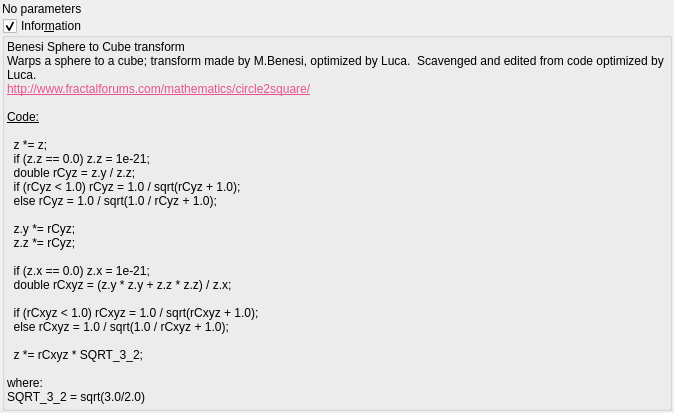
Old version of the form mandelbulber2/qt_data/fractal_transf_benesi_sphere_cube.ui in the repository buddhi1980/mandelbulber2.
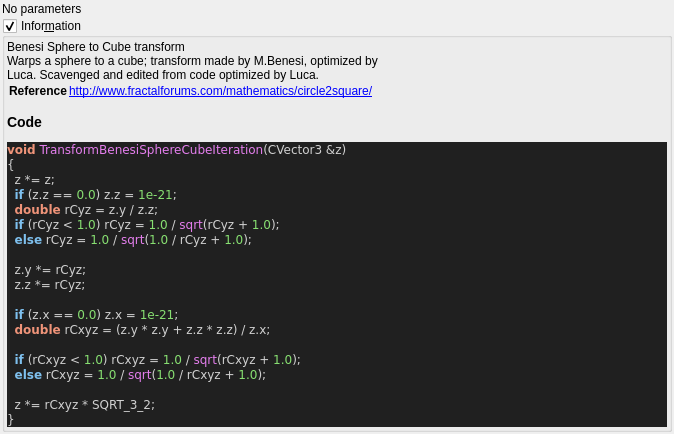
New version of the form. Custom widgets are drawn as their Qt base class.

Commit message:
added all transforms information boxes
now all formulas can be parsed.

@buddhi do you got a reference for Xenodreambuie formula?

Diff of the .ui file:
```diff
--- a/mandelbulber2/qt_data/fractal_transf_benesi_sphere_cube.ui
+++ b/mandelbulber2/qt_data/fractal_transf_benesi_sphere_cube.ui
@@ -69,36 +69,41 @@
       <item>
        <widget class="QLabel" name="label_4">
         <property name="text">
-         <string>&lt;!DOCTYPE HTML PUBLIC &quot;-//W3C//DTD HTML 4.0//EN&quot; &quot;http://www.w3.org/TR/REC-html40/strict.dtd&quot;&gt;
-&lt;html&gt;&lt;head&gt;&lt;meta name=&quot;qrichtext&quot; content=&quot;1&quot; /&gt;&lt;style type=&quot;text/css&quot;&gt;
-p, li { white-space: pre-wrap; }
-&lt;/style&gt;&lt;/head&gt;&lt;body&gt;
-&lt;p style=&quot; margin-top:0px; margin-bottom:0px; margin-left:0px; margin-right:0px; -qt-block-indent:0; text-indent:0px;&quot;&gt;Benesi Sphere to Cube transform&lt;/p&gt;
-&lt;p style=&quot; margin-top:0px; margin-bottom:0px; margin-left:0px; margin-right:0px; -qt-block-indent:0; text-indent:0px;&quot;&gt;Warps a sphere to a cube; transform made by M.Benesi, optimized by Luca.  Scavenged and edited from code optimized by Luca.&lt;/p&gt;
-&lt;p style=&quot; margin-top:0px; margin-bottom:0px; margin-left:0px; margin-right:0px; -qt-block-indent:0; text-indent:0px;&quot;&gt;&lt;a href=&quot;http://www.fractalforums.com/mathematics/circle2square/&quot;&gt;&lt;span style=&quot; text-decoration: underline; color:#e85290;&quot;&gt;http://www.fractalforums.com/mathematics/circle2square/&lt;/span&gt;&lt;/a&gt;&lt;/p&gt;
-&lt;p style=&quot;-qt-paragraph-type:empty; margin-top:0px; margin-bottom:0px; margin-left:0px; margin-right:0px; -qt-block-indent:0; text-indent:0px;&quot;&gt;&lt;br /&gt;&lt;/p&gt;
-&lt;p style=&quot; margin-top:0px; margin-bottom:0px; margin-left:0px; margin-right:0px; -qt-block-indent:0; text-indent:0px;&quot;&gt;&lt;span style=&quot; text-decoration: underline;&quot;&gt;Code:&lt;/span&gt;&lt;/p&gt;
-&lt;p style=&quot;-qt-paragraph-type:empty; margin-top:0px; margin-bottom:0px; margin-left:0px; margin-right:0px; -qt-block-indent:0; text-indent:0px; text-decoration: underline;&quot;&gt;&lt;br /&gt;&lt;/p&gt;
-&lt;p style=&quot; margin-top:0px; margin-bottom:0px; margin-left:0px; margin-right:0px; -qt-block-indent:0; text-indent:0px;&quot;&gt;  z *= z;&lt;/p&gt;
-&lt;p style=&quot; margin-top:0px; margin-bottom:0px; margin-left:0px; margin-right:0px; -qt-block-indent:0; text-indent:0px;&quot;&gt;  if (z.z == 0.0) z.z = 1e-21;&lt;/p&gt;
-&lt;p style=&quot; margin-top:0px; margin-bottom:0px; margin-left:0px; margin-right:0px; -qt-block-indent:0; text-indent:0px;&quot;&gt;  double rCyz = z.y / z.z;&lt;/p&gt;
-&lt;p style=&quot; margin-top:0px; margin-bottom:0px; margin-left:0px; margin-right:0px; -qt-block-indent:0; text-indent:0px;&quot;&gt;  if (rCyz &amp;lt; 1.0) rCyz = 1.0 / sqrt(rCyz + 1.0);&lt;/p&gt;
-&lt;p style=&quot; margin-top:0px; margin-bottom:0px; margin-left:0px; margin-right:0px; -qt-block-indent:0; text-indent:0px;&quot;&gt;  else rCyz = 1.0 / sqrt(1.0 / rCyz + 1.0);&lt;/p&gt;
-&lt;p style=&quot;-qt-paragraph-type:empty; margin-top:0px; margin-bottom:0px; margin-left:0px; margin-right:0px; -qt-block-indent:0; text-indent:0px;&quot;&gt;&lt;br /&gt;&lt;/p&gt;
-&lt;p style=&quot; margin-top:0px; margin-bottom:0px; margin-left:0px; margin-right:0px; -qt-block-indent:0; text-indent:0px;&quot;&gt;  z.y *= rCyz;&lt;/p&gt;
-&lt;p style=&quot; margin-top:0px; margin-bottom:0px; margin-left:0px; margin-right:0px; -qt-block-indent:0; text-indent:0px;&quot;&gt;  z.z *= rCyz;&lt;/p&gt;
-&lt;p style=&quot;-qt-paragraph-type:empty; margin-top:0px; margin-bottom:0px; margin-left:0px; margin-right:0px; -qt-block-indent:0; text-indent:0px;&quot;&gt;&lt;br /&gt;&lt;/p&gt;
-&lt;p style=&quot; margin-top:0px; margin-bottom:0px; margin-left:0px; margin-right:0px; -qt-block-indent:0; text-indent:0px;&quot;&gt;  if (z.x == 0.0) z.x = 1e-21;&lt;/p&gt;
-&lt;p style=&quot; margin-top:0px; margin-bottom:0px; margin-left:0px; margin-right:0px; -qt-block-indent:0; text-indent:0px;&quot;&gt;  double rCxyz = (z.y * z.y + z.z * z.z) / z.x;&lt;/p&gt;
-&lt;p style=&quot;-qt-paragraph-type:empty; margin-top:0px; margin-bottom:0px; margin-left:0px; margin-right:0px; -qt-block-indent:0; text-indent:0px;&quot;&gt;&lt;br /&gt;&lt;/p&gt;
-&lt;p style=&quot; margin-top:0px; margin-bottom:0px; margin-left:0px; margin-right:0px; -qt-block-indent:0; text-indent:0px;&quot;&gt;  if (rCxyz &amp;lt; 1.0) rCxyz = 1.0 / sqrt(rCxyz + 1.0);&lt;/p&gt;
-&lt;p style=&quot; margin-top:0px; margin-bottom:0px; margin-left:0px; margin-right:0px; -qt-block-indent:0; text-indent:0px;&quot;&gt;  else rCxyz = 1.0 / sqrt(1.0 / rCxyz + 1.0);&lt;/p&gt;
-&lt;p style=&quot;-qt-paragraph-type:empty; margin-top:0px; margin-bottom:0px; margin-left:0px; margin-right:0px; -qt-block-indent:0; text-indent:0px;&quot;&gt;&lt;br /&gt;&lt;/p&gt;
-&lt;p style=&quot; margin-top:0px; margin-bottom:0px; margin-left:0px; margin-right:0px; -qt-block-indent:0; text-indent:0px;&quot;&gt;  z *= rCxyz * SQRT_3_2;&lt;/p&gt;
-&lt;p style=&quot;-qt-paragraph-type:empty; margin-top:0px; margin-bottom:0px; margin-left:0px; margin-right:0px; -qt-block-indent:0; text-indent:0px;&quot;&gt;&lt;br /&gt;&lt;/p&gt;
-&lt;p style=&quot; margin-top:0px; margin-bottom:0px; margin-left:0px; margin-right:0px; -qt-block-indent:0; text-indent:0px;&quot;&gt;where: &lt;/p&gt;
-&lt;p style=&quot; margin-top:0px; margin-bottom:0px; margin-left:0px; margin-right:0px; -qt-block-indent:0; text-indent:0px;&quot;&gt;SQRT_3_2 = sqrt(3.0/2.0)&lt;/p&gt;
-&lt;p style=&quot;-qt-paragraph-type:empty; margin-top:0px; margin-bottom:0px; margin-left:0px; margin-right:0px; -qt-block-indent:0; text-indent:0px;&quot;&gt;&lt;br /&gt;&lt;/p&gt;&lt;/body&gt;&lt;/html&gt;</string>
+         <string>&lt;p&gt;Benesi Sphere to Cube transform&lt;br&gt;Warps a sphere to a cube; transform made by M.Benesi, optimized by&lt;br&gt;Luca.  Scavenged and edited from code optimized by Luca.&lt;/p&gt;&lt;table&gt;
+&lt;tr&gt;&lt;th&gt;Reference&lt;/th&gt;&lt;td&gt;&lt;a href=&quot;http://www.fractalforums.com/mathematics/circle2square/&quot;&gt;http://www.fractalforums.com/mathematics/circle2square/&lt;/a&gt;&lt;/td&gt;&lt;/tr&gt;
+&lt;/table&gt;
+&lt;h3&gt;Code&lt;/h3&gt;
+&lt;!DOCTYPE HTML PUBLIC &quot;-//W3C//DTD HTML 4.0 Transitional//EN&quot;&gt;
+&lt;html&gt;
+&lt;head&gt;
+&lt;meta http-equiv=&quot;content-type&quot; content=&quot;text/html; charset=ISO-8859-1&quot;&gt;
+&lt;title&gt;Source file&lt;/title&gt;
+&lt;/head&gt;
+&lt;body style=&quot;background-color:#202020&quot;&gt;
+&lt;pre style=&quot;color:#d0d0d0; background-color:#202020;  font-family:'Courier New';&quot;&gt;&lt;span style=&quot;color:#f09479; font-weight:bold&quot;&gt;void&lt;/span&gt; &lt;span style=&quot;color:#e47eed&quot;&gt;TransformBenesiSphereCubeIteration&lt;/span&gt;&lt;span style=&quot;color:#d0d0d0&quot;&gt;(&lt;/span&gt;CVector3 &lt;span style=&quot;color:#d0d0d0&quot;&gt;&amp;amp;&lt;/span&gt;z&lt;span style=&quot;color:#d0d0d0&quot;&gt;)&lt;/span&gt;
+&lt;span style=&quot;color:#d0d0d0&quot;&gt;{&lt;/span&gt;
+  z &lt;span style=&quot;color:#d0d0d0&quot;&gt;*=&lt;/span&gt; z&lt;span style=&quot;color:#d0d0d0&quot;&gt;;&lt;/span&gt;
+  &lt;span style=&quot;color:#7ec0ee; font-weight:bold&quot;&gt;if&lt;/span&gt; &lt;span style=&quot;color:#d0d0d0&quot;&gt;(&lt;/span&gt;z&lt;span style=&quot;color:#d0d0d0&quot;&gt;.&lt;/span&gt;z &lt;span style=&quot;color:#d0d0d0&quot;&gt;==&lt;/span&gt; &lt;span style=&quot;color:#87df71&quot;&gt;0.0&lt;/span&gt;&lt;span style=&quot;color:#d0d0d0&quot;&gt;)&lt;/span&gt; z&lt;span style=&quot;color:#d0d0d0&quot;&gt;.&lt;/span&gt;z &lt;span style=&quot;color:#d0d0d0&quot;&gt;=&lt;/span&gt; &lt;span style=&quot;color:#87df71&quot;&gt;1e-21&lt;/span&gt;&lt;span style=&quot;color:#d0d0d0&quot;&gt;;&lt;/span&gt;
+  &lt;span style=&quot;color:#f09479; font-weight:bold&quot;&gt;double&lt;/span&gt; rCyz &lt;span style=&quot;color:#d0d0d0&quot;&gt;=&lt;/span&gt; z&lt;span style=&quot;color:#d0d0d0&quot;&gt;.&lt;/span&gt;y &lt;span style=&quot;color:#d0d0d0&quot;&gt;/&lt;/span&gt; z&lt;span style=&quot;color:#d0d0d0&quot;&gt;.&lt;/span&gt;z&lt;span style=&quot;color:#d0d0d0&quot;&gt;;&lt;/span&gt;
+  &lt;span style=&quot;color:#7ec0ee; font-weight:bold&quot;&gt;if&lt;/span&gt; &lt;span style=&quot;color:#d0d0d0&quot;&gt;(&lt;/span&gt;rCyz &lt;span style=&quot;color:#d0d0d0&quot;&gt;&amp;lt;&lt;/span&gt; &lt;span style=&quot;color:#87df71&quot;&gt;1.0&lt;/span&gt;&lt;span style=&quot;color:#d0d0d0&quot;&gt;)&lt;/span&gt; rCyz &lt;span style=&quot;color:#d0d0d0&quot;&gt;=&lt;/span&gt; &lt;span style=&quot;color:#87df71&quot;&gt;1.0&lt;/span&gt; &lt;span style=&quot;color:#d0d0d0&quot;&gt;/&lt;/span&gt; &lt;span style=&quot;color:#e47eed&quot;&gt;sqrt&lt;/span&gt;&lt;span style=&quot;color:#d0d0d0&quot;&gt;(&lt;/span&gt;rCyz &lt;span style=&quot;color:#d0d0d0&quot;&gt;+&lt;/span&gt; &lt;span style=&quot;color:#87df71&quot;&gt;1.0&lt;/span&gt;&lt;span style=&quot;color:#d0d0d0&quot;&gt;);&lt;/span&gt;
+  &lt;span style=&quot;color:#7ec0ee; font-weight:bold&quot;&gt;else&lt;/span&gt; rCyz &lt;span style=&quot;color:#d0d0d0&quot;&gt;=&lt;/span&gt; &lt;span style=&quot;color:#87df71&quot;&gt;1.0&lt;/span&gt; &lt;span style=&quot;color:#d0d0d0&quot;&gt;/&lt;/span&gt; &lt;span style=&quot;color:#e47eed&quot;&gt;sqrt&lt;/span&gt;&lt;span style=&quot;color:#d0d0d0&quot;&gt;(&lt;/span&gt;&lt;span style=&quot;color:#87df71&quot;&gt;1.0&lt;/span&gt; &lt;span style=&quot;color:#d0d0d0&quot;&gt;/&lt;/span&gt; rCyz &lt;span style=&quot;color:#d0d0d0&quot;&gt;+&lt;/span&gt; &lt;span style=&quot;color:#87df71&quot;&gt;1.0&lt;/span&gt;&lt;span style=&quot;color:#d0d0d0&quot;&gt;);&lt;/span&gt;
+
+  z&lt;span style=&quot;color:#d0d0d0&quot;&gt;.&lt;/span&gt;y &lt;span style=&quot;color:#d0d0d0&quot;&gt;*=&lt;/span&gt; rCyz&lt;span style=&quot;color:#d0d0d0&quot;&gt;;&lt;/span&gt;
+  z&lt;span style=&quot;color:#d0d0d0&quot;&gt;.&lt;/span&gt;z &lt;span style=&quot;color:#d0d0d0&quot;&gt;*=&lt;/span&gt; rCyz&lt;span style=&quot;color:#d0d0d0&quot;&gt;;&lt;/span&gt;
+
+  &lt;span style=&quot;color:#7ec0ee; font-weight:bold&quot;&gt;if&lt;/span&gt; &lt;span style=&quot;color:#d0d0d0&quot;&gt;(&lt;/span&gt;z&lt;span style=&quot;color:#d0d0d0&quot;&gt;.&lt;/span&gt;x &lt;span style=&quot;color:#d0d0d0&quot;&gt;==&lt;/span&gt; &lt;span style=&quot;color:#87df71&quot;&gt;0.0&lt;/span&gt;&lt;span style=&quot;color:#d0d0d0&quot;&gt;)&lt;/span&gt; z&lt;span style=&quot;color:#d0d0d0&quot;&gt;.&lt;/span&gt;x &lt;span style=&quot;color:#d0d0d0&quot;&gt;=&lt;/span&gt; &lt;span style=&quot;color:#87df71&quot;&gt;1e-21&lt;/span&gt;&lt;span style=&quot;color:#d0d0d0&quot;&gt;;&lt;/span&gt;
+  &lt;span style=&quot;color:#f09479; font-weight:bold&quot;&gt;double&lt;/span&gt; rCxyz &lt;span style=&quot;color:#d0d0d0&quot;&gt;= (&lt;/span&gt;z&lt;span style=&quot;color:#d0d0d0&quot;&gt;.&lt;/span&gt;y &lt;span style=&quot;color:#d0d0d0&quot;&gt;*&lt;/span&gt; z&lt;span style=&quot;color:#d0d0d0&quot;&gt;.&lt;/span&gt;y &lt;span style=&quot;color:#d0d0d0&quot;&gt;+&lt;/span&gt; z&lt;span style=&quot;color:#d0d0d0&quot;&gt;.&lt;/span&gt;z &lt;span style=&quot;color:#d0d0d0&quot;&gt;*&lt;/span&gt; z&lt;span style=&quot;color:#d0d0d0&quot;&gt;.&lt;/span&gt;z&lt;span style=&quot;color:#d0d0d0&quot;&gt;) /&lt;/span&gt; z&lt;span style=&quot;color:#d0d0d0&quot;&gt;.&lt;/span&gt;x&lt;span style=&quot;color:#d0d0d0&quot;&gt;;&lt;/span&gt;
+
+  &lt;span style=&quot;color:#7ec0ee; font-weight:bold&quot;&gt;if&lt;/span&gt; &lt;span style=&quot;color:#d0d0d0&quot;&gt;(&lt;/span&gt;rCxyz &lt;span style=&quot;color:#d0d0d0&quot;&gt;&amp;lt;&lt;/span&gt; &lt;span style=&quot;color:#87df71&quot;&gt;1.0&lt;/span&gt;&lt;span style=&quot;color:#d0d0d0&quot;&gt;)&lt;/span&gt; rCxyz &lt;span style=&quot;color:#d0d0d0&quot;&gt;=&lt;/span&gt; &lt;span style=&quot;color:#87df71&quot;&gt;1.0&lt;/span&gt; &lt;span style=&quot;color:#d0d0d0&quot;&gt;/&lt;/span&gt; &lt;span style=&quot;color:#e47eed&quot;&gt;sqrt&lt;/span&gt;&lt;span style=&quot;color:#d0d0d0&quot;&gt;(&lt;/span&gt;rCxyz &lt;span style=&quot;color:#d0d0d0&quot;&gt;+&lt;/span&gt; &lt;span style=&quot;color:#87df71&quot;&gt;1.0&lt;/span&gt;&lt;span style=&quot;color:#d0d0d0&quot;&gt;);&lt;/span&gt;
+  &lt;span style=&quot;color:#7ec0ee; font-weight:bold&quot;&gt;else&lt;/span&gt; rCxyz &lt;span style=&quot;color:#d0d0d0&quot;&gt;=&lt;/span&gt; &lt;span style=&quot;color:#87df71&quot;&gt;1.0&lt;/span&gt; &lt;span style=&quot;color:#d0d0d0&quot;&gt;/&lt;/span&gt; &lt;span style=&quot;color:#e47eed&quot;&gt;sqrt&lt;/span&gt;&lt;span style=&quot;color:#d0d0d0&quot;&gt;(&lt;/span&gt;&lt;span style=&quot;color:#87df71&quot;&gt;1.0&lt;/span&gt; &lt;span style=&quot;color:#d0d0d0&quot;&gt;/&lt;/span&gt; rCxyz &lt;span style=&quot;color:#d0d0d0&quot;&gt;+&lt;/span&gt; &lt;span style=&quot;color:#87df71&quot;&gt;1.0&lt;/span&gt;&lt;span style=&quot;color:#d0d0d0&quot;&gt;);&lt;/span&gt;
+
+  z &lt;span style=&quot;color:#d0d0d0&quot;&gt;*=&lt;/span&gt; rCxyz &lt;span style=&quot;color:#d0d0d0&quot;&gt;*&lt;/span&gt; SQRT_3_2&lt;span style=&quot;color:#d0d0d0&quot;&gt;;&lt;/span&gt;
+&lt;span style=&quot;color:#d0d0d0&quot;&gt;}&lt;/span&gt;
+&lt;/pre&gt;
+&lt;/body&gt;
+&lt;/html&gt;
+&lt;!--HTML generated by highlight 3.9, http://www.andre-simon.de/--&gt;
+</string>
         </property>
         <property name="wordWrap">
          <bool>true</bool>
```
Left out of the diff: 2 changed lines with no effect on the pictures. The commit also changes 75 other files.
